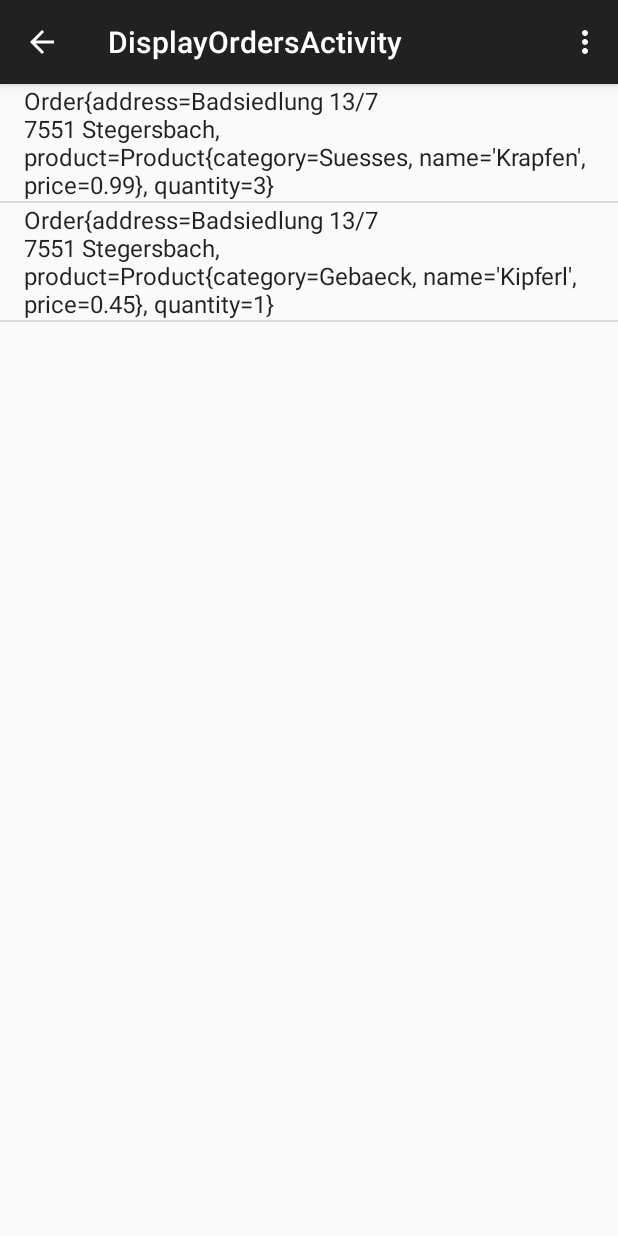
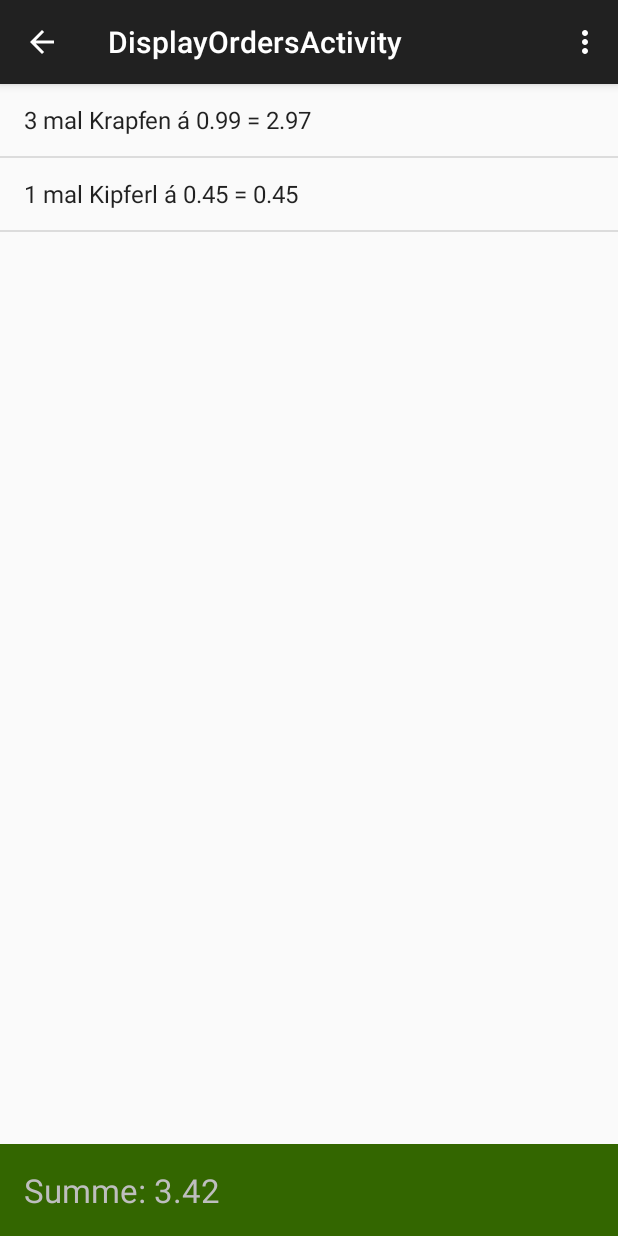
Before and after one commit to Giymo11/OrderManager-DeliveryClient, an Android app: the screen it shows after launch (DisplayOrdersActivity), after a tap on an icon or button, on a phone screen of 412 x 824 dp. Run offline under Robolectric (Android 15) with nearby library versions, the phone set to English and light mode, and no system bars.

Commit message:
Adds a sum to the bottom of the orders-display-screen

```diff
--- a/Order Manager Delivery Client/src/main/java/at/benjaminpotzmann/odermanager/deliveryclient/dao/DaoStub.java
+++ b/Order Manager Delivery Client/src/main/java/at/benjaminpotzmann/odermanager/deliveryclient/dao/DaoStub.java
@@ -49,12 +49,12 @@ public class DaoStub {
         categories.add(new Category("Gebaeck"));
 
         products = new ArrayList<Product>();
-        products.add(new Product(categories.get(0), "Mischbrot 1kg", 1.0));
-        products.add(new Product(categories.get(0), "Roggenbrot 1kg", 0.8));
-        products.add(new Product(categories.get(1), "Zimtschnecke", 1.5));
-        products.add(new Product(categories.get(1), "Krapfen", 0.99));
-        products.add(new Product(categories.get(2), "Laugenstangerl", 0.7));
-        products.add(new Product(categories.get(2), "Kipferl", 0.45));
+        products.add(new Product("Mischbrot 1kg", 1.0, categories.get(0)));
+        products.add(new Product("Roggenbrot 1kg", 0.8, categories.get(0)));
+        products.add(new Product("Zimtschnecke", 1.5, categories.get(1)));
+        products.add(new Product("Krapfen", 0.99, categories.get(1)));
+        products.add(new Product("Laugenstangerl", 0.7, categories.get(2)));
+        products.add(new Product("Kipferl", 0.45, categories.get(2)));
 
         orders = new ArrayList<Order>();
 
--- a/Order Manager Delivery Client/src/main/java/at/benjaminpotzmann/odermanager/deliveryclient/dto/Order.java
+++ b/Order Manager Delivery Client/src/main/java/at/benjaminpotzmann/odermanager/deliveryclient/dto/Order.java
@@ -1,9 +1,11 @@
 package at.benjaminpotzmann.odermanager.deliveryclient.dto;
 
 import java.io.Serializable;
+import java.math.BigDecimal;
 
 /**
  * Created by Giymo11 on 20.02.14.
+ * The DTO for a order
  */
 public class Order implements Serializable {
 
@@ -29,12 +31,30 @@ public class Order implements Serializable {
         return quantity;
     }
 
-    @Override
-    public String toString() {
+    public String toFullString() {
         return "Order{" +
                 "address=" + address +
                 ", product=" + product +
                 ", quantity=" + quantity +
                 '}';
     }
+
+    @Override
+    public String toString() {
+        return "" + quantity + " mal " + product.getName() + " á " + product.getPrice() + " = " + format(product.getPrice() * quantity);
+    }
+
+    private static double round(double value) {
+        BigDecimal biiig = new BigDecimal(value);
+        biiig.setScale(2, BigDecimal.ROUND_HALF_UP);
+        return biiig.doubleValue();
+    }
+
+    private static String format(double value) {
+        return String.format("%.2f", round(value));
+    }
+
+    public double getTotalPrice() {
+        return round(quantity * product.getPrice());
+    }
 }
--- a/Order Manager Delivery Client/src/main/java/at/benjaminpotzmann/odermanager/deliveryclient/dto/Product.java
+++ b/Order Manager Delivery Client/src/main/java/at/benjaminpotzmann/odermanager/deliveryclient/dto/Product.java
@@ -4,6 +4,7 @@ import java.io.Serializable;
 
 /**
  * Created by Giymo11 on 20.02.14.
+ * The DTO for a product
  */
 public class Product implements Serializable {
 
@@ -11,8 +12,14 @@ public class Product implements Serializable {
     private String name;
     private double price;
 
-    public Product(Category category, String name, double price) {
+    public Product(String name, double price, Category category) {
         this.category = category;
+        this.name = name;
+        this.price = price;
+    }
+
+    public Product(String name, double price) {
+        this.category = null;
         this.name = name;
         this.price = price;
     }
--- a/Order Manager Delivery Client/src/main/java/at/benjaminpotzmann/odermanager/deliveryclient/fragment/DisplayOrdersFragment.java
+++ b/Order Manager Delivery Client/src/main/java/at/benjaminpotzmann/odermanager/deliveryclient/fragment/DisplayOrdersFragment.java
@@ -11,6 +11,8 @@ import android.widget.AdapterView;
 import android.widget.ArrayAdapter;
 import android.widget.ListAdapter;
 import android.widget.TextView;
+
+import java.util.List;
 
 import at.benjaminpotzmann.odermanager.deliveryclient.R;
 import at.benjaminpotzmann.odermanager.deliveryclient.dao.DaoStub;
@@ -39,6 +41,7 @@ public class DisplayOrdersFragment extends Fragment implements AbsListView.OnIte
      * The fragment's ListView/GridView.
      */
     private AbsListView listView;
+    private TextView textView;
 
     /**
      * The Adapter which will be used to populate the ListView/GridView with
@@ -71,6 +74,17 @@ public class DisplayOrdersFragment extends Fragment implements AbsListView.OnIte
 
         adapter = new ArrayAdapter<Order>(getActivity(),
                 android.R.layout.simple_list_item_1, android.R.id.text1, DaoStub.getInstance().getOrdersForAddress(address));
+
+
+    }
+
+    private double calcSum(Address address) {
+        double sum = 0;
+        List<Order> orders = DaoStub.getInstance().getOrdersForAddress(address);
+        for (Order order : orders) {
+            sum += order.getTotalPrice();
+        }
+        return sum;
     }
 
     @Override
@@ -84,6 +98,9 @@ public class DisplayOrdersFragment extends Fragment implements AbsListView.OnIte
 
         // Set OnItemClickListener so we can be notified on item clicks
         listView.setOnItemClickListener(this);
+
+        textView = (TextView) view.findViewById(R.id.displayorders_sum);
+        textView.setText("Summe: " + String.format("%.2f", calcSum(address)));
 
         return view;
     }
@@ -116,19 +133,6 @@ public class DisplayOrdersFragment extends Fragment implements AbsListView.OnIte
     }
 
     /**
-     * The default content for this Fragment has a TextView that is shown when
-     * the list is empty. If you would like to change the text, call this method
-     * to supply the text it should use.
-     */
-    public void setEmptyText(CharSequence emptyText) {
-        View emptyView = listView.getEmptyView();
-
-        if (emptyText instanceof TextView) {
-            ((TextView) emptyView).setText(emptyText);
-        }
-    }
-
-    /**
      * This interface must be implemented by activities that contain this
      * fragment to allow an interaction in this fragment to be communicated
      * to the activity and potentially other fragments contained in that
```
Also changed, not shown: Order Manager Delivery Client/src/main/res/layout/fragment_display_orders.xml (deleted, +0 -16 lines), Order Manager Delivery Client/src/main/res/layout/fragment_displayorders_grid.xml (+11 -4 lines), Order Manager Delivery Client/src/main/res/layout/fragment_displayorders_list.xml (+16 -8 lines), Order Manager Delivery Client/src/main/res/values/color.xml (added, +7 -0 lines).
